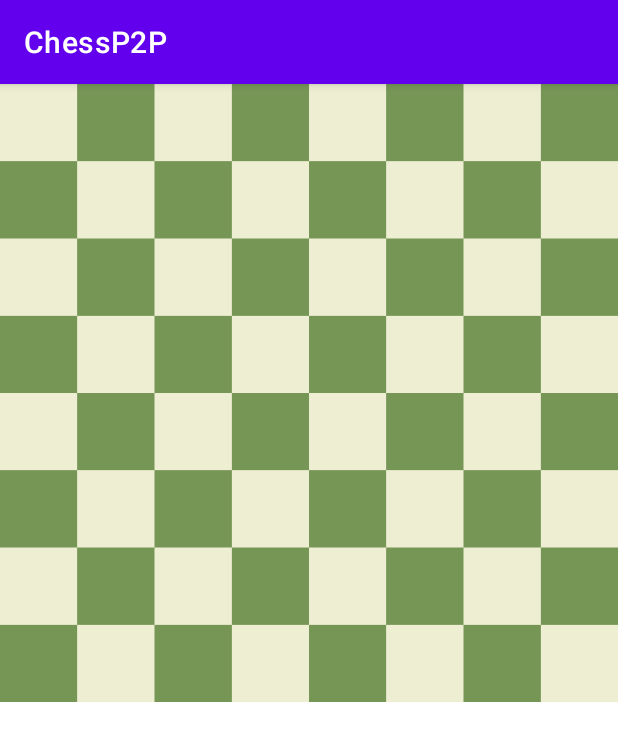
After one commit to manhvu0803/ChessP2P, an Android app: the EditBoardActivity screen opened directly, with no data from a screen before it, on a phone screen of 412 x 824 dp. The commit adds this screen. Shown: the top 741 px of the screen. Run offline under Robolectric (Android 15) with nearby library versions, the phone set to English and light mode, and no system bars.

Commit message:
Add Editable BoardView

```diff
--- a/app/src/main/AndroidManifest.xml
+++ b/app/src/main/AndroidManifest.xml
@@ -33,6 +33,10 @@
             android:name=".MainGame"
             android:exported="true">
         </activity>
+        <activity
+        android:name=".EditBoardActivity"
+        android:exported="true">
+    </activity>
     </application>
 
 </manifest>
--- /dev/null
+++ b/app/src/main/java/com/example/chessp2p/EditBoardActivity.java
@@ -0,0 +1,20 @@
+package com.example.chessp2p;
+
+import androidx.appcompat.app.AppCompatActivity;
+
+import android.os.Bundle;
+
+import com.example.chessp2p.gameplay.Chess;
+import com.example.chessp2p.gameplay.EditableBoardView;
+
+public class EditBoardActivity extends AppCompatActivity {
+
+    @Override
+    protected void onCreate(Bundle savedInstanceState) {
+        super.onCreate(savedInstanceState);
+        setContentView(R.layout.activity_edit_board);
+
+        EditableBoardView boardView = this.findViewById(R.id.editableBoardView);
+        boardView.setAddPiece(Chess.WR);
+    }
+}
--- a/app/src/main/java/com/example/chessp2p/MainGame.java
+++ b/app/src/main/java/com/example/chessp2p/MainGame.java
@@ -5,6 +5,8 @@ import android.os.Bundle;
 import android.os.Handler;
 import android.os.Looper;
 import android.widget.TextView;
+
+import com.example.chessp2p.gameplay.BoardView;
 
 import java.util.Timer;
 import java.util.TimerTask;
@@ -33,7 +35,7 @@ public class MainGame extends Activity {
         setContentView(R.layout.activity_main_game);
 
         timerText = this.findViewById(R.id.timerText);
-        boardView = this.findViewById(R.id.boardView);
+        boardView = this.findViewById(R.id.playingBoardView);
         TextView logTextView = this.findViewById(R.id.logTextView);
 
         Timer timer = new Timer();
--- /dev/null
+++ b/app/src/main/java/com/example/chessp2p/gameplay/EditableBoardView.java
@@ -0,0 +1,86 @@
+package com.example.chessp2p.gameplay;
+
+import android.content.Context;
+import android.util.AttributeSet;
+import android.util.Log;
+import android.view.GestureDetector;
+import android.view.MotionEvent;
+import android.view.View;
+
+public class EditableBoardView extends BoardView implements GestureDetector.OnDoubleTapListener {
+    Chess addPiece = Chess.WK;
+
+    GestureDetector gestureDetector = new GestureDetector(getContext(), new GestureDetector.SimpleOnGestureListener() {
+        @Override
+        public boolean onDown(MotionEvent event) {
+            return true;
+        }
+    });
+
+    public EditableBoardView(Context context) {
+        super(context);
+        gestureDetector.setOnDoubleTapListener(this);
+    }
+
+    public EditableBoardView(Context context, AttributeSet attrSet) {
+        super(context, attrSet);
+        gestureDetector.setOnDoubleTapListener(this);
+    }
+
+    public void setAddPiece(Chess piece) {
+        addPiece = piece;
+    }
+
+    @Override
+    protected void setBoard() {
+        super.board = new ChessBoard(new Chess[][] {
+            {Chess.EM, Chess.EM, Chess.EM, Chess.EM, Chess.EM, Chess.EM, Chess.EM, Chess.EM},
+            {Chess.EM, Chess.EM, Chess.EM, Chess.EM, Chess.EM, Chess.EM, Chess.EM, Chess.EM},
+            {Chess.EM, Chess.EM, Chess.EM, Chess.EM, Chess.EM, Chess.EM, Chess.EM, Chess.EM},
+            {Chess.EM, Chess.EM, Chess.EM, Chess.EM, Chess.EM, Chess.EM, Chess.EM, Chess.EM},
+            {Chess.EM, Chess.EM, Chess.EM, Chess.EM, Chess.EM, Chess.EM, Chess.EM, Chess.EM},
+            {Chess.EM, Chess.EM, Chess.EM, Chess.EM, Chess.EM, Chess.EM, Chess.EM, Chess.EM},
+            {Chess.EM, Chess.EM, Chess.EM, Chess.EM, Chess.EM, Chess.EM, Chess.EM, Chess.EM},
+            {Chess.EM, Chess.EM, Chess.EM, Chess.EM, Chess.EM, Chess.EM, Chess.EM, Chess.EM},
+        });
+    }
+
+    @Override
+    public boolean performClick() {
+        return super.performClick();
+    }
+
+    @Override
+    public boolean onTouch(View view, MotionEvent event) {
+        return gestureDetector.onTouchEvent(event);
+    }
+
+    @Override
+    public boolean onSingleTapConfirmed(MotionEvent event) {
+        Log.d("Edit", "single");
+        super.setCursor(event);
+
+        Chess chosenPiece = board.getPiece(cursorX, cursorY);
+        if (chosenPiece == Chess.EM && addPiece != Chess.EM)
+            board.setPiece(cursorX, cursorY, addPiece);
+
+        invalidate();
+        return true;
+    }
+
+    @Override
+    public boolean onDoubleTap(MotionEvent event) {
+        Log.d("Edit", "double");
+        super.setCursor(event);
+        board.setPiece(cursorX, cursorY, Chess.EM);
+        cursorX = null;
+        cursorY = null;
+        invalidate();
+        return true;
+    }
+
+    @Override
+    public boolean onDoubleTapEvent(MotionEvent event) {
+        return false;
+    }
+}
--- /dev/null
+++ b/app/src/main/res/layout/activity_edit_board.xml
@@ -0,0 +1,16 @@
+<?xml version="1.0" encoding="utf-8"?>
+<androidx.constraintlayout.widget.ConstraintLayout xmlns:android="http://schemas.android.com/apk/res/android"
+    xmlns:app="http://schemas.android.com/apk/res-auto"
+    xmlns:tools="http://schemas.android.com/tools"
+    android:layout_width="match_parent"
+    android:layout_height="match_parent"
+    tools:context=".EditBoardActivity">
+
+    <com.example.chessp2p.gameplay.EditableBoardView
+        android:id="@+id/editableBoardView"
+        android:layout_width="match_parent"
+        android:layout_height="wrap_content"
+        app:layout_constraintStart_toStartOf="parent"
+        app:layout_constraintTop_toTopOf="parent" />
+
+</androidx.constraintlayout.widget.ConstraintLayout>
--- a/app/src/main/res/layout/activity_main_game.xml
+++ b/app/src/main/res/layout/activity_main_game.xml
@@ -41,8 +41,8 @@
 
     </androidx.constraintlayout.widget.ConstraintLayout>
 
-    <com.example.chessp2p.BoardView
-        android:id="@+id/boardView"
+    <com.example.chessp2p.gameplay.PlayingBoardView
+        android:id="@+id/playingBoardView"
         android:layout_width="match_parent"
         android:layout_height="wrap_content" />
 
--- a/app/src/main/res/layout/board_view.xml
+++ b/app/src/main/res/layout/board_view.xml
@@ -3,7 +3,7 @@
     android:layout_width="match_parent"
     android:layout_height="match_parent">
 
-    <com.example.chessp2p.BoardView
+    <com.example.chessp2p.gameplay.BoardView
         style="@style/Widget.Theme.ChessP2P.MyView"
         android:layout_width="300dp"
         android:layout_height="300dp"
```
Also changed, not shown: app/src/main/java/com/example/chessp2p/gameplay/PlayingBoardView.java (added, +83 -0 lines).
